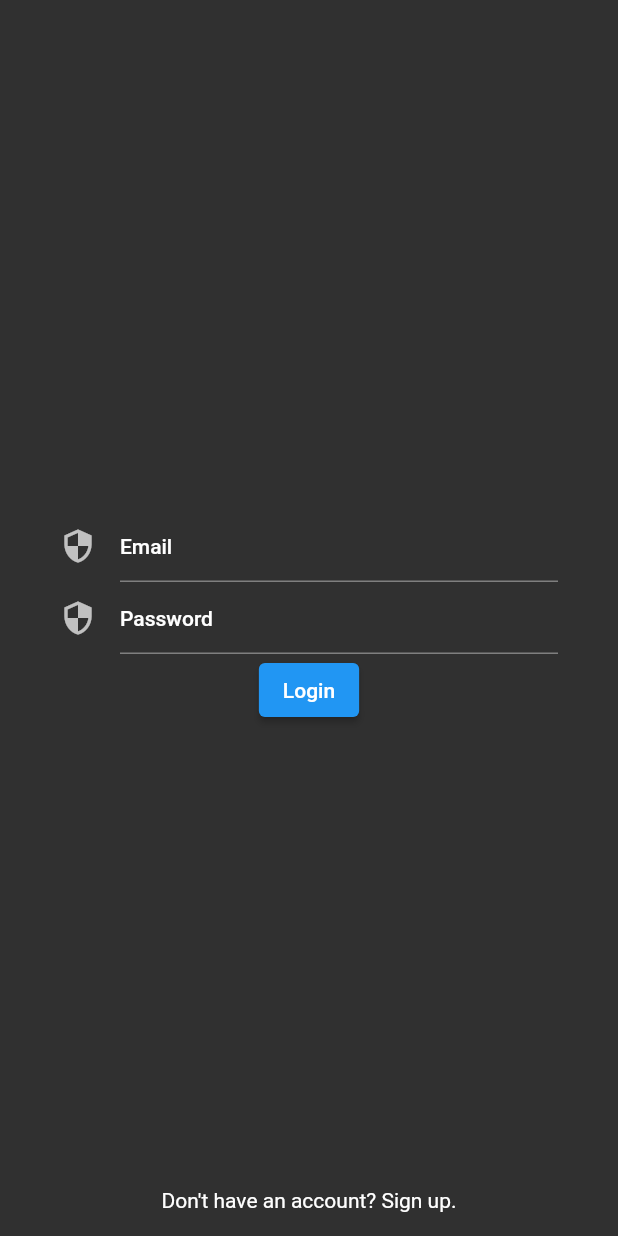
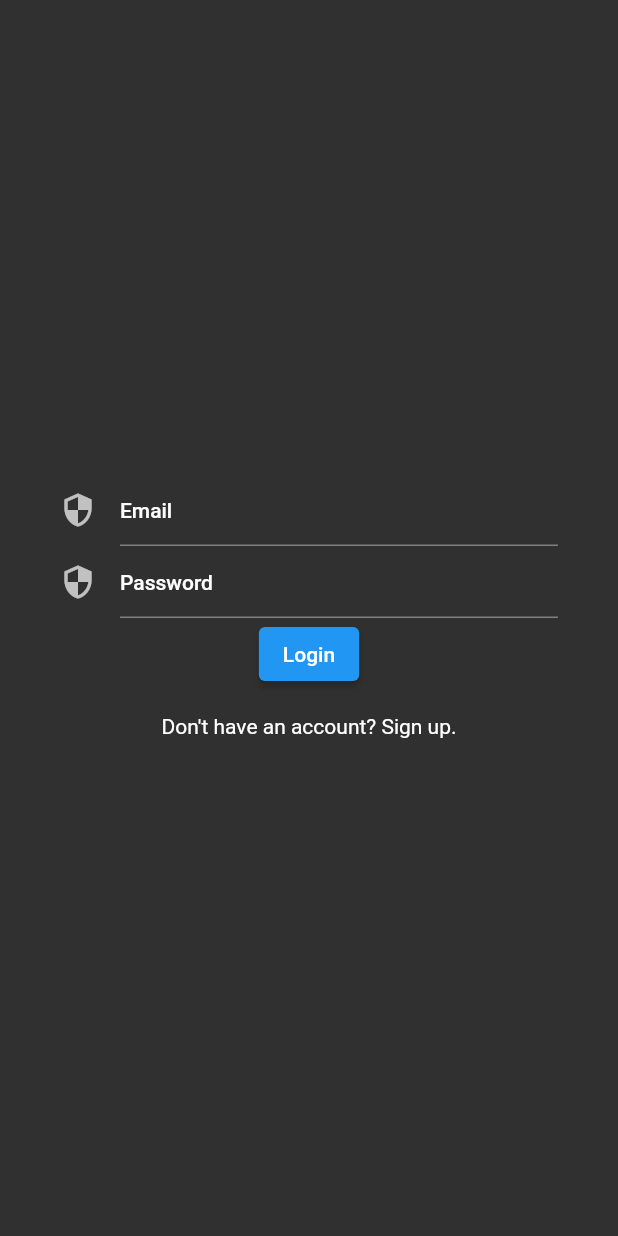
Before and after one commit to OliaProtsenko/Olha_Protsenko_FlutterBaseCampFall2021_Hometasks, a Flutter app: the screen it shows after launch, on a phone screen of 412 x 824 dp. Run offline on Flutter 3.47's test engine with Material 2 defaults, Android fonts, the phone set to English and light mode, and no system bars; our stand-ins replace equatable, firebase_auth, firebase_core, flutter_bloc; missing offline and left inert: integration_test, mockito, test; accounts and stored records are empty.

Commit message:
Updated UI to support both portrait and landscape mode, also to support tablets. Added  animation  to  + button.

```diff
--- a/lib/screens/add_edit_screen.dart
+++ b/lib/screens/add_edit_screen.dart
@@ -41,7 +41,7 @@ class _AddEditScreenState extends State<AddEditScreen> {
         padding: const EdgeInsets.symmetric(vertical: 10.0, horizontal: 20.0),
         child: Form(
           key: _formKey,
-          child: Column(
+          child: ListView(
             children: <Widget>[
               TextFormField(
                 onSaved: (String value) {
--- a/lib/screens/details_screen.dart
+++ b/lib/screens/details_screen.dart
@@ -37,7 +37,7 @@ class _DetailsScreenState extends State<DetailsScreen> {
 
     return Container(
       padding: const EdgeInsets.fromLTRB(15.0, 10.0, 15.0, 0.0),
-      child: Column(children: <Widget>[
+      child: ListView(children: <Widget>[
         Container(
             height: 100,
             child: Text(widget.todos[int.parse(widget.id)].task,
--- a/lib/screens/login_screen.dart
+++ b/lib/screens/login_screen.dart
@@ -4,7 +4,6 @@ import 'package:campnotes/auth/form_submission_status.dart';
 import 'package:campnotes/auth/login/login_bloc.dart';
 import 'package:campnotes/auth/login/login_event.dart';
 import 'package:campnotes/auth/login/login_state.dart';
-import 'package:flutter/cupertino.dart';
 import 'package:flutter/material.dart';
 import 'package:flutter_bloc/flutter_bloc.dart';
 
@@ -20,10 +19,14 @@ class LoginScreen extends StatelessWidget {
         authRepo: context.read<AuthRepository>(),
         authCubit: context.read<AuthCubit>(),
       ),
-      child: Stack(alignment: Alignment.bottomCenter, children: [
+      child: Center(
+        child: SingleChildScrollView(
+          child: Column(children: [
             _loginForm(textTheme),
             _showSignUpButton(context),
           ]),
+        ),
+      ),
     ));
   }
 
@@ -94,12 +97,10 @@ class LoginScreen extends StatelessWidget {
 
   Widget _showSignUpButton(BuildContext context) {
     final theme = Theme.of(context);
-    return SafeArea(
-      child: TextButton(
+    return TextButton(
       child: Text('Don\'t have an account? Sign up.',
           style: theme.textTheme.bodyText2),
       onPressed: () => context.read<AuthCubit>().showSignUp(),
-      ),
     );
   }
 
--- /dev/null
+++ b/lib/widgets/custom_page_route.dart
@@ -0,0 +1,19 @@
+import 'package:flutter/material.dart';
+
+class CustomPageRoute extends PageRouteBuilder {
+  final Widget child;
+
+  CustomPageRoute({
+    this.child,
+  }) : super(
+            transitionDuration: Duration(milliseconds: 550),
+            pageBuilder: (context, animation, secondaryAnimation) => child);
+
+  @override
+  Widget buildTransitions(BuildContext context, Animation<double> animation,
+          Animation<double> secondaryAnimation, Widget child) =>
+      ScaleTransition(
+        scale: animation,
+        child: child,
+      );
+}
--- a/lib/widgets/tab_bar_item.dart
+++ b/lib/widgets/tab_bar_item.dart
@@ -39,6 +39,7 @@ class _TabBarItemState extends State<TabBarItem>
                   return FilteredTodos(widget.tab);
                 });
               }
+
               if (routeName == '/details') {
                 final String todoIndex = settings.arguments;
 
@@ -46,7 +47,9 @@ class _TabBarItemState extends State<TabBarItem>
                   settings: settings,
                   builder: (_) {
                     return DetailsScreen(widget.tab, id: todoIndex);
+
                   },
+
                 );
               }
 
--- a/pubspec.yaml
+++ b/pubspec.yaml
@@ -36,6 +36,7 @@ dependencies:
   todos_app_core:
     path: packages/todos_app_core/
   rxdart: ^0.27.3
+  integration_test: ^1.0.2+3
 
 dependency_overrides:
 
@@ -44,8 +45,6 @@ dev_dependencies:
     sdk: flutter
   test: ^1.5.1
   mockito: ^4.1.1
-  integration_test:
-    sdk: flutter
   flutter_driver:
     sdk: flutter
   floor_generator: ^1.1.0
```
Also changed, not shown: lib/auth/auth_repository.dart (+7 -6 lines), lib/screens/sign_up_screen.dart (+6 -5 lines), lib/session/session_navigator.dart (+11 -10 lines), lib/widgets/filtered_todos.dart (+39 -4 lines), pubspec.lock, 4 other files. Lines whose indentation alone changed are shown as unchanged.
